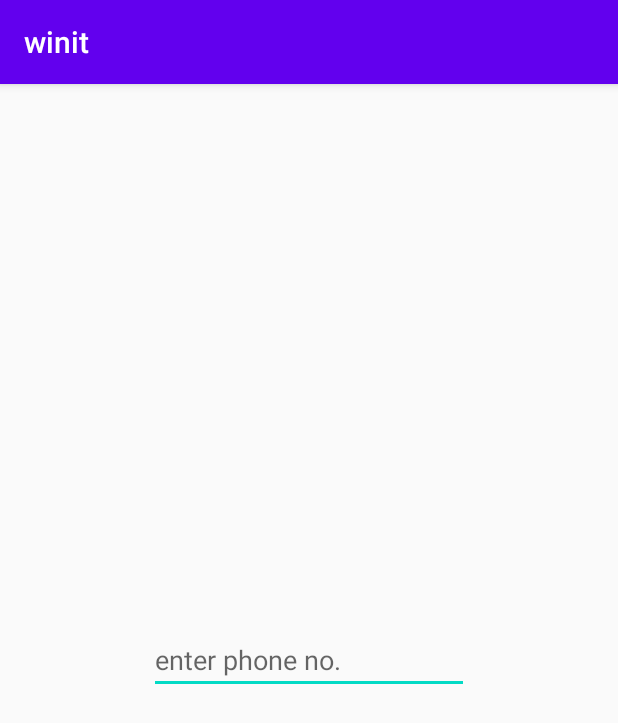
After one commit to VIKASbhalke/winit-app, an Android app: the donateActivity screen opened directly, with no data from a screen before it, on a phone screen of 412 x 824 dp. The commit adds this screen. Shown: the top 723 px of the screen. Run offline under Robolectric (Android 15) with nearby library versions, the phone set to English and light mode, and no system bars.

Commit message:
added new features

```diff
--- a/app/src/main/AndroidManifest.xml
+++ b/app/src/main/AndroidManifest.xml
@@ -9,7 +9,8 @@
         android:roundIcon="@mipmap/ic_launcher_round"
         android:supportsRtl="true"
         android:theme="@style/AppTheme">
-        <activity android:name=".calendarActivity"></activity>
+        <activity android:name=".donateActivity"></activity>
+        <activity android:name=".calendarActivity" />
         <activity android:name=".FaqActivity" />
         <activity android:name=".HomeActivity" />
         <activity android:name=".MainActivity">
--- /dev/null
+++ b/app/src/main/java/com/example/winit/donateActivity.java
@@ -0,0 +1,14 @@
+package com.example.winit;
+
+import androidx.appcompat.app.AppCompatActivity;
+
+import android.os.Bundle;
+
+public class donateActivity extends AppCompatActivity {
+
+    @Override
+    protected void onCreate(Bundle savedInstanceState) {
+        super.onCreate(savedInstanceState);
+        setContentView(R.layout.activity_donate);
+    }
+}
--- a/app/src/main/res/layout/activity_calendar.xml
+++ b/app/src/main/res/layout/activity_calendar.xml
@@ -2,6 +2,7 @@
 <androidx.constraintlayout.widget.ConstraintLayout xmlns:android="http://schemas.android.com/apk/res/android"
     xmlns:app="http://schemas.android.com/apk/res-auto"
     xmlns:tools="http://schemas.android.com/tools"
+    android:id="@+id/calconsl"
     android:layout_width="match_parent"
     android:layout_height="match_parent"
     tools:context=".calendarActivity">
--- /dev/null
+++ b/app/src/main/res/layout/activity_donate.xml
@@ -0,0 +1,22 @@
+<?xml version="1.0" encoding="utf-8"?>
+<androidx.constraintlayout.widget.ConstraintLayout xmlns:android="http://schemas.android.com/apk/res/android"
+    xmlns:app="http://schemas.android.com/apk/res-auto"
+    xmlns:tools="http://schemas.android.com/tools"
+    android:id="@+id/conslfour"
+    android:layout_width="match_parent"
+    android:layout_height="match_parent"
+    tools:context=".donateActivity">
+
+    <EditText
+        android:id="@+id/phonenumber"
+        android:layout_width="wrap_content"
+        android:layout_height="wrap_content"
+        android:ems="10"
+        android:hint="@string/enter_phone_no"
+        android:inputType="phone"
+        app:layout_constraintBottom_toBottomOf="parent"
+        app:layout_constraintEnd_toEndOf="parent"
+        app:layout_constraintStart_toStartOf="parent"
+        app:layout_constraintTop_toTopOf="parent"
+        android:autofillHints="" />
+</androidx.constraintlayout.widget.ConstraintLayout>
--- a/app/src/main/res/values/strings.xml
+++ b/app/src/main/res/values/strings.xml
@@ -4,6 +4,12 @@
     <string name="faqbutton">faq</string>
     <string name="homebutton">home</string>
     <string name="calendarbutton">cal</string>
+    <string name="donatebutton">donate</string>
+    <string name="fund_raised">fund raised</string>
+    <string name="target">TARGET</string>
+    <string name="enter_phone_no">enter phone no.</string>
+    <string name="if_you_wish_to_donate_tap_on_donate">IF YOU WISH TO DONATE TAP ON DONATE</string>
+    <string name="profile_pic">profile</string>
 
 
 </resources>
```
